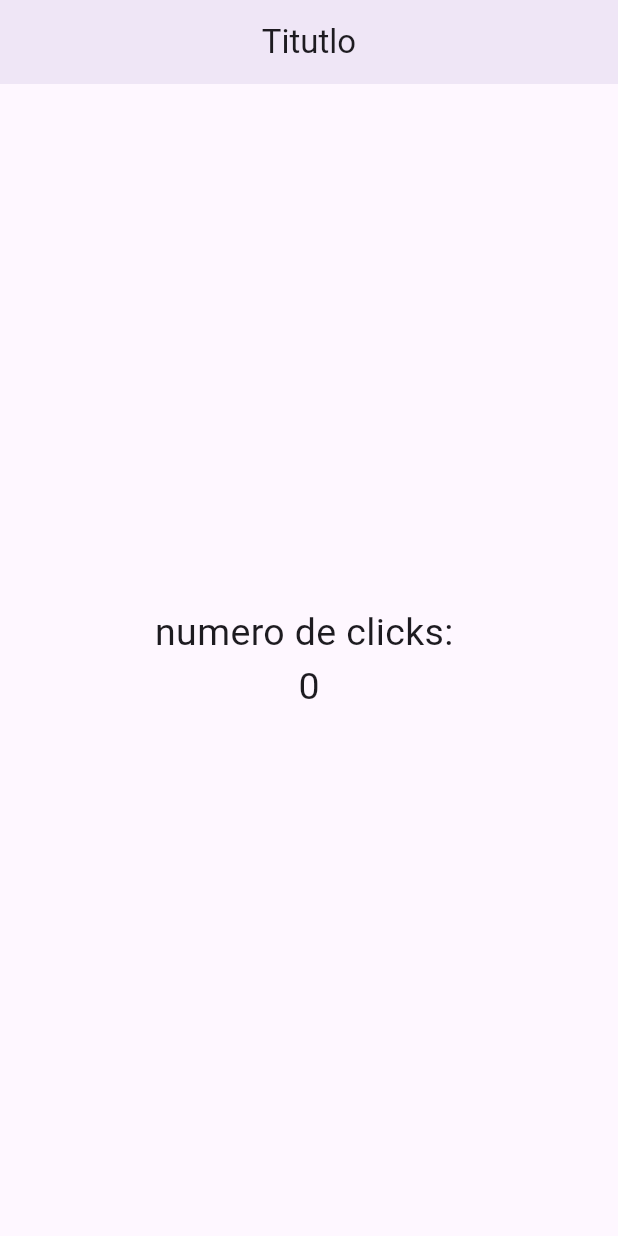
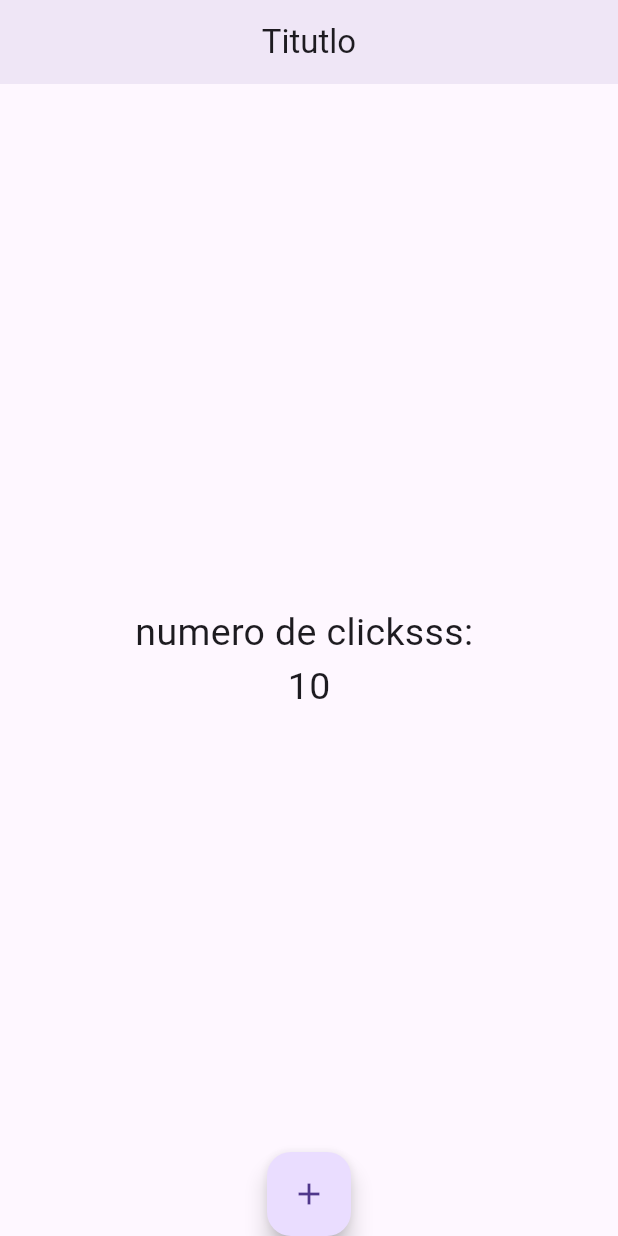
Before and after one commit to rodriQuelali/flutter-examplo, a Flutter app: the screen it shows after launch, on a phone screen of 412 x 824 dp. Run offline on Flutter 3.47's test engine with Material 3 defaults, Android fonts, the phone set to English and light mode, and no system bars.

Commit message:
mi primera app, parte 1

```diff
--- a/flutter_application_1/lib/src/pages/home_page.dart
+++ b/flutter_application_1/lib/src/pages/home_page.dart
@@ -6,6 +6,7 @@ class HomePage extends StatelessWidget{
   Widget build(BuildContext context) {
 
     final estiloTexto = TextStyle(fontSize:  25.0);
+    final  conteo = 10;
 
     return Scaffold(
       appBar: AppBar(
@@ -17,10 +18,17 @@ class HomePage extends StatelessWidget{
         child: Column(
           mainAxisAlignment: MainAxisAlignment.center,
           children: [
-            Text('numero de clicks: ', style: estiloTexto,),
-            Text('0', style: estiloTexto,),
+            Text('numero de clicksss: ', style: estiloTexto,),
+            Text('$conteo', style: estiloTexto,),
           ],
         )
+      ),
+      floatingActionButtonLocation: FloatingActionButtonLocation.centerDocked,
+      floatingActionButton: FloatingActionButton(
+        onPressed: () => {
+          conteo = conteo + 1;
+        },
+        child: Icon(Icons.add),
       ),
     );
   }
```
